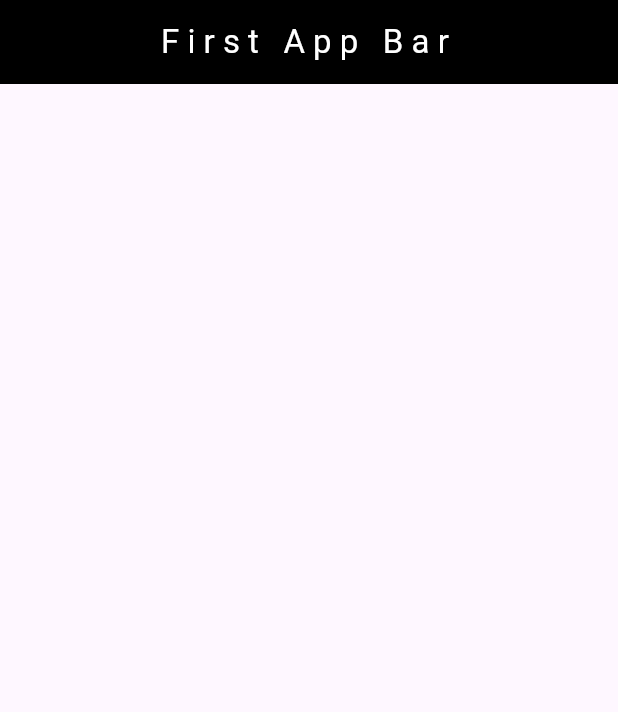
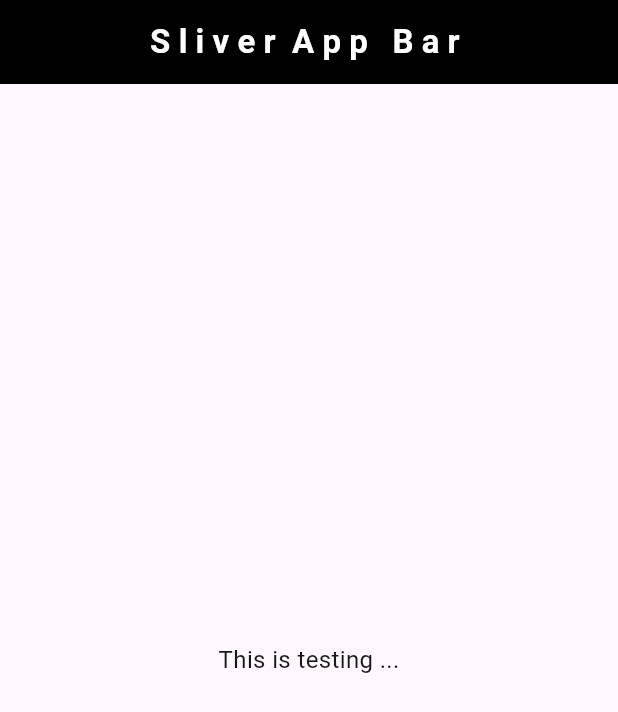
Before and after one commit to Mottakin890/first_project, a Flutter app: the screen it shows after launch, on a phone screen of 412 x 824 dp. Shown: the top 712 px of the screen. Run offline on Flutter 3.47's test engine with Material 3 defaults, Android fonts, the phone set to English and light mode, and no system bars.

Commit message:
Sliver APP Bar Designing Start...

```diff
--- a/lib/main.dart
+++ b/lib/main.dart
@@ -1,4 +1,4 @@
-import 'package:flutter/cupertino.dart';
+import 'package:first_project/sliver_app_bar.dart';
 import 'package:flutter/material.dart';
 
 void main() {
@@ -16,21 +16,3 @@ class MyApp extends StatelessWidget {
     );
   }
 }
-
-class HomePage extends StatelessWidget {
-  const HomePage({super.key});
-
-  @override
-  Widget build(BuildContext context) {
-    return Scaffold(
-      appBar: AppBar(
-        centerTitle: true,
-        backgroundColor: CupertinoColors.label,
-        title: Text(
-          "F i r s t   A p p   B a r ",
-          style: TextStyle(color: CupertinoColors.white),
-        ),
-      ),
-    );
-  }
-}
--- /dev/null
+++ b/lib/sliver_app_bar.dart
@@ -0,0 +1,32 @@
+import 'package:flutter/material.dart';
+import 'package:flutter/cupertino.dart';
+
+class HomePage extends StatelessWidget {
+  const HomePage({super.key});
+
+  @override
+  Widget build(BuildContext context) {
+    return Scaffold(
+      appBar: AppBar(
+        centerTitle: true,
+        backgroundColor: CupertinoColors.label,
+        title: Text(
+          "S l i v e r  A p p   B a r ",
+          style: TextStyle(
+            color: CupertinoColors.white,
+            fontWeight: FontWeight.bold,
+          ),
+        ),
+      ),
+      body: Center(
+        child: Text(
+          "This is testing ...",
+          style: TextStyle(
+            color: CupertinoColors.darkBackgroundGray,
+            fontSize: 16,
+          ),
+        ),
+      ),
+    );
+  }
+}
```
